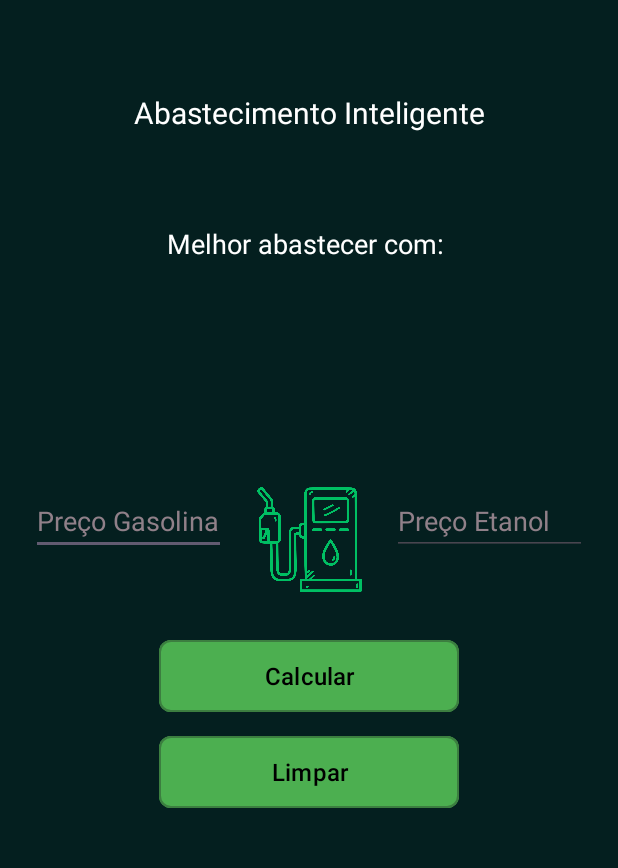
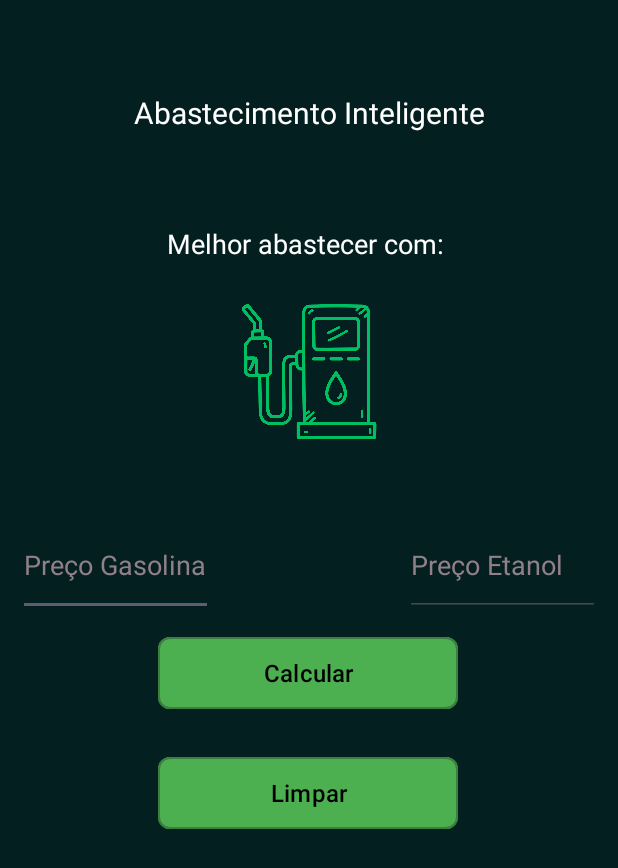
Before and after one commit to selmocruz/ProjetoEtanolGasolina, an Android app: the screen it shows after launch (MainActivity), on a phone screen of 412 x 824 dp. Shown: the top 868 px of the screen. Run offline under Robolectric (Android 15) with nearby library versions, the light colour scheme and no system bars.

Commit message:
Segundo commit, algumas altereções tamanho fonte

```diff
--- a/app/src/main/res/layout/activity_main.xml
+++ b/app/src/main/res/layout/activity_main.xml
@@ -20,18 +20,19 @@
         app:layout_constraintStart_toStartOf="parent"
         app:layout_constraintTop_toTopOf="parent" />
 
+
     <EditText
         android:id="@+id/edtGasolina"
         android:layout_width="130dp"
-        android:layout_height="wrap_content"
-        android:layout_marginTop="150dp"
+        android:layout_height="68dp"
+        android:layout_marginTop="168dp"
+        android:ems="10"
+        android:hint="Preço Gasolina"
+        android:inputType="text"
+        android:textSize="18dp"
+
         android:textColor="#ffff"
         android:textColorHint="#908089"
-        android:ems="10"
-        android:hint="Preço Gasolina"
-
-
-        android:inputType="text"
         app:layout_constraintEnd_toStartOf="@+id/imageView"
         app:layout_constraintHorizontal_bias="0.5"
         app:layout_constraintStart_toStartOf="parent"
@@ -40,14 +41,14 @@
     <EditText
         android:id="@+id/edtEtanol"
         android:layout_width="130dp"
-        android:layout_height="wrap_content"
+        android:layout_height="68dp"
+        android:layout_marginTop="168dp"
+        android:ems="10"
+        android:hint="Preço Etanol"
+        android:inputType="text"
+        android:textSize="18dp"
         android:textColor="#ffff"
         android:textColorHint="#908089"
-        android:layout_marginTop="150dp"
-        android:ems="10"
-        android:hint="Preço Etanol"
-
-        android:inputType="text"
         app:layout_constraintEnd_toEndOf="parent"
         app:layout_constraintHorizontal_bias="0.5"
         app:layout_constraintStart_toEndOf="@+id/imageView"
@@ -55,9 +56,9 @@
 
     <ImageView
         android:id="@+id/imageView"
-        android:layout_width="70dp"
-        android:layout_height="70dp"
-        android:layout_marginTop="150dp"
+        android:layout_width="104dp"
+        android:layout_height="90dp"
+        android:layout_marginTop="28dp"
         app:layout_constraintEnd_toStartOf="@+id/edtEtanol"
         app:layout_constraintHorizontal_bias="0.5"
         app:layout_constraintStart_toEndOf="@+id/edtGasolina"
@@ -67,28 +68,28 @@
     <Button
         android:id="@+id/btnCalcular"
         style="@style/Widget.MaterialComponents.TimePicker.Button"
-        android:backgroundTint="#4CAF50"
-        android:textColor="@color/black"
         android:layout_width="200dp"
         android:layout_height="wrap_content"
-        android:layout_marginTop="32dp"
+        android:layout_marginTop="132dp"
+        android:backgroundTint="#4CAF50"
         android:text="Calcular"
+        android:textColor="@color/black"
         app:layout_constraintEnd_toEndOf="parent"
+        app:layout_constraintHorizontal_bias="0.497"
         app:layout_constraintStart_toStartOf="parent"
         app:layout_constraintTop_toBottomOf="@+id/imageView" />
-
-
 
     <Button
         android:id="@+id/btnLimpar"
         style="@style/Widget.MaterialComponents.TimePicker.Button"
-        android:backgroundTint="#4CAF50"
-        android:textColor="@color/black"
         android:layout_width="200dp"
         android:layout_height="wrap_content"
-        android:layout_marginTop="16dp"
+        android:layout_marginTop="32dp"
+        android:backgroundTint="#4CAF50"
         android:text="Limpar"
+        android:textColor="@color/black"
         app:layout_constraintEnd_toEndOf="parent"
+        app:layout_constraintHorizontal_bias="0.497"
         app:layout_constraintStart_toStartOf="parent"
         app:layout_constraintTop_toBottomOf="@+id/btnCalcular" />
 
```
